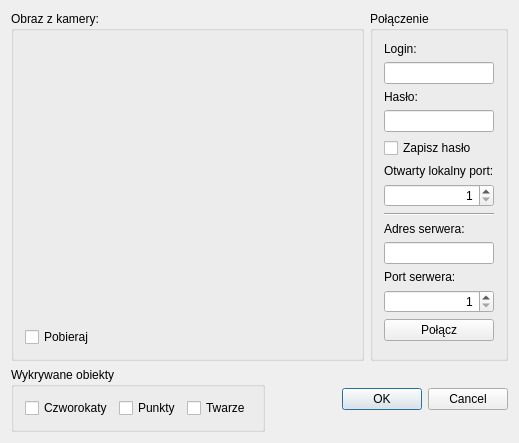
Before: the Qt Designer form app/CamDriver/configdialog.ui in mcharmas/Bazinga, drawn with Qt 5.
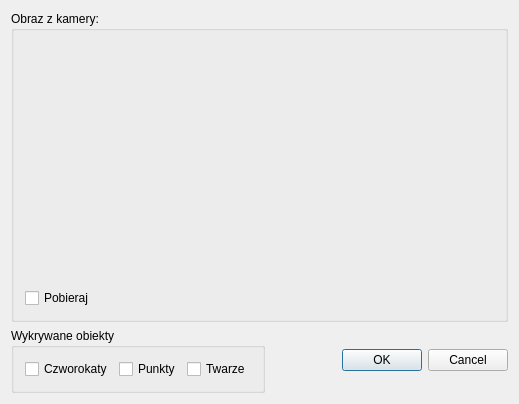
After: the same form once the commit is applied. Icons and pictures are not drawn. Custom widgets are drawn as their Qt base class.

The edit to the form file:
```diff
--- a/app/CamDriver/configdialog.ui
+++ b/app/CamDriver/configdialog.ui
@@ -19,7 +19,7 @@
   </property>
   <layout class="QVBoxLayout" name="verticalLayout" stretch="1,0">
    <item>
-    <layout class="QHBoxLayout" name="horizontalLayout" stretch="1,0">
+    <layout class="QHBoxLayout" name="horizontalLayout" stretch="1">
      <item>
       <widget class="QGroupBox" name="groupBox_4">
        <property name="title">
@@ -46,150 +46,6 @@
        </layout>
       </widget>
      </item>
-     <item>
-      <widget class="QGroupBox" name="connectionGroupBox">
-       <property name="sizePolicy">
-        <sizepolicy hsizetype="Preferred" vsizetype="Preferred">
-         <horstretch>0</horstretch>
-         <verstretch>0</verstretch>
-        </sizepolicy>
-       </property>
-       <property name="title">
-        <string>Połączenie</string>
-       </property>
-       <property name="alignment">
-        <set>Qt::AlignLeading|Qt::AlignLeft|Qt::AlignTop</set>
-       </property>
-       <layout class="QVBoxLayout" name="verticalLayout_4" stretch="0,0,0,0,0,0,0,0,0,0,0,0,0,1">
-        <item>
-         <widget class="QLabel" name="label">
-          <property name="text">
-           <string>Login:</string>
-          </property>
-          <property name="alignment">
-           <set>Qt::AlignBottom|Qt::AlignLeading|Qt::AlignLeft</set>
-          </property>
-         </widget>
-        </item>
-        <item>
-         <widget class="QLineEdit" name="loginEdit"/>
-        </item>
-        <item>
-         <widget class="QLabel" name="label_2">
-          <property name="text">
-           <string>Hasło:</string>
-          </property>
-          <property name="alignment">
-           <set>Qt::AlignBottom|Qt::AlignLeading|Qt::AlignLeft</set>
-          </property>
-         </widget>
-        </item>
-        <item>
-         <widget class="QLineEdit" name="passwordEdit">
-          <property name="echoMode">
-           <enum>QLineEdit::Password</enum>
-          </property>
-         </widget>
-        </item>
-        <item>
-         <widget class="QCheckBox" name="savePasswordCheck">
-          <property name="text">
-           <string>Zapisz hasło</string>
-          </property>
-         </widget>
-        </item>
-        <item>
-         <widget class="QLabel" name="label_6">
-          <property name="text">
-           <string>Otwarty lokalny port:</string>
-          </property>
-          <property name="alignment">
-           <set>Qt::AlignBottom|Qt::AlignLeading|Qt::AlignLeft</set>
-          </property>
-         </widget>
-        </item>
-        <item>
-         <widget class="QSpinBox" name="localPortBox">
-          <property name="alignment">
-           <set>Qt::AlignRight|Qt::AlignTrailing|Qt::AlignVCenter</set>
-          </property>
-          <property name="minimum">
-           <number>1</number>
-          </property>
-          <property name="maximum">
-           <number>65535</number>
-          </property>
-         </widget>
-        </item>
-        <item>
-         <widget class="Line" name="line">
-          <property name="orientation">
-           <enum>Qt::Horizontal</enum>
-          </property>
-         </widget>
-        </item>
-        <item>
-         <widget class="QLabel" name="label_3">
-          <property name="text">
-           <string>Adres serwera:</string>
-          </property>
-          <property name="alignment">
-           <set>Qt::AlignBottom|Qt::AlignLeading|Qt::AlignLeft</set>
-          </property>
-         </widget>
-        </item>
-        <item>
-         <widget class="QLineEdit" name="addressEdit"/>
-        </item>
-        <item>
-         <widget class="QLabel" name="label_4">
-          <property name="text">
-           <string>Port serwera:</string>
-          </property>
-          <property name="alignment">
-           <set>Qt::AlignBottom|Qt::AlignLeading|Qt::AlignLeft</set>
-          </property>
-         </widget>
-        </item>
-        <item>
-         <widget class="QSpinBox" name="serverPortBox">
-          <property name="alignment">
-           <set>Qt::AlignRight|Qt::AlignTrailing|Qt::AlignVCenter</set>
-          </property>
-          <property name="minimum">
-           <number>1</number>
-          </property>
-          <property name="maximum">
-           <number>65535</number>
-          </property>
-          <property name="value">
-           <number>1</number>
-          </property>
-         </widget>
-        </item>
-        <item>
-         <widget class="QPushButton" name="connectButton">
-          <property name="text">
-           <string>Połącz</string>
-          </property>
-          <property name="flat">
-           <bool>false</bool>
-          </property>
-         </widget>
-        </item>
-        <item>
-         <widget class="QWidget" name="widget_2" native="true">
-          <property name="sizePolicy">
-           <sizepolicy hsizetype="Preferred" vsizetype="Expanding">
-            <horstretch>0</horstretch>
-            <verstretch>0</verstretch>
-           </sizepolicy>
-          </property>
-         </widget>
-        </item>
-       </layout>
-      </widget>
-     </item>
     </layout>
    </item>
    <item>
```
